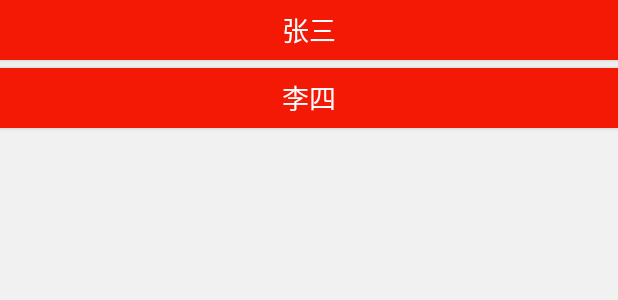
After one commit to warriorWorld/DemoDemo, an Android app: the layout activity_mediator.xml on its own in the app's theme, with its tools: preview values and no code run, on a phone screen of 412 x 824 dp. The commit adds this screen. Shown: the top 300 px of the screen. Run offline under Robolectric (Android 15) with nearby library versions, the phone set to English and light mode, and no system bars.

Commit message:
mediator

```diff
--- a/app/src/main/AndroidManifest.xml
+++ b/app/src/main/AndroidManifest.xml
@@ -27,6 +27,7 @@
         <activity android:name=".business.observer.ObserverActivity"></activity>
         <activity android:name=".business.template.TemplateActivity"></activity>
         <activity android:name=".business.visitor.VisitorActivity"></activity>
+        <activity android:name=".business.mediator.MediatorActivity"></activity>
     </application>
 
 </manifest>
--- a/app/src/main/java/com/insightsurfface/demodemo/business/main/MainActivity.java
+++ b/app/src/main/java/com/insightsurfface/demodemo/business/main/MainActivity.java
@@ -13,6 +13,7 @@ import com.insightsurfface.demodemo.business.bubbling.BubblingActivity;
 import com.insightsurfface.demodemo.business.builder.BuilderActivity;
 import com.insightsurfface.demodemo.business.command.CommandActivity;
 import com.insightsurfface.demodemo.business.fragmentlife.FragmentLifePeriodActivity;
+import com.insightsurfface.demodemo.business.mediator.MediatorActivity;
 import com.insightsurfface.demodemo.business.observer.ObserverActivity;
 import com.insightsurfface.demodemo.business.responsibilitychain.ResponsibilityChainActivity;
 import com.insightsurfface.demodemo.business.state.StateActivity;
@@ -99,6 +100,9 @@ public class MainActivity extends BaseActivity implements MainContract.View {
                             case 10:
                                 intent= new Intent(MainActivity.this, VisitorActivity.class);
                                 break;
+                            case 11:
+                                intent= new Intent(MainActivity.this, MediatorActivity.class);
+                                break;
                         }
                         if (null != intent) {
                             startActivity(intent);
--- a/app/src/main/java/com/insightsurfface/demodemo/business/main/MainPresenter.java
+++ b/app/src/main/java/com/insightsurfface/demodemo/business/main/MainPresenter.java
@@ -14,8 +14,8 @@ public class MainPresenter implements MainContract.Persenter {
     @Override
     public void getDemoList() {
         mView.displayList(new String[]{"冒泡排序", "建造者模式", "触摸事件传递", "策略模式",
-                "状态模式", "责任链模式","Fragment生命周期","命令模式","观察者模式","模板模式",
-        "访问者模式"});
+                "状态模式", "责任链模式", "Fragment生命周期", "命令模式", "观察者模式", "模板模式",
+                "访问者模式", "中介者模式"});
     }
 
     @Override
--- a/app/src/main/java/com/insightsurfface/demodemo/business/observer/FeetObserver.java
+++ b/app/src/main/java/com/insightsurfface/demodemo/business/observer/FeetObserver.java
@@ -7,6 +7,7 @@ import java.util.Observer;
 
 public class FeetObserver implements Observer {
     private EditText mEditText;
+    public double multiple = 304.8d;
 
     public FeetObserver(EditText editText) {
         this.mEditText = editText;
@@ -14,9 +15,9 @@ public class FeetObserver implements Observer {
 
     @Override
     public void update(Observable o, Object arg) {
-        if (((ObserverBean) arg).getObserverEt()==mEditText){
+        if (((ObserverBean) arg).getObserverEt() == mEditText) {
             return;
         }
-        mEditText.setText((((ObserverBean) arg).getNum() / 304.8d) + "");
+        mEditText.setText((((ObserverBean) arg).getNum() / multiple) + "");
     }
 }
--- a/app/src/main/java/com/insightsurfface/demodemo/business/observer/InchObserver.java
+++ b/app/src/main/java/com/insightsurfface/demodemo/business/observer/InchObserver.java
@@ -7,6 +7,7 @@ import java.util.Observer;
 
 public class InchObserver implements Observer {
     private EditText mEditText;
+    public double multiple = 25.4d;
 
     public InchObserver(EditText editText) {
         this.mEditText = editText;
@@ -14,9 +15,9 @@ public class InchObserver implements Observer {
 
     @Override
     public void update(Observable o, Object arg) {
-        if (((ObserverBean) arg).getObserverEt()==mEditText){
+        if (((ObserverBean) arg).getObserverEt() == mEditText) {
             return;
         }
-        mEditText.setText((((ObserverBean) arg).getNum() / 25.4d) + "");
+        mEditText.setText((((ObserverBean) arg).getNum() / multiple) + "");
     }
 }
--- a/app/src/main/java/com/insightsurfface/demodemo/business/observer/MeterObserver.java
+++ b/app/src/main/java/com/insightsurfface/demodemo/business/observer/MeterObserver.java
@@ -7,6 +7,7 @@ import java.util.Observer;
 
 public class MeterObserver implements Observer {
     private EditText mEditText;
+    public double multiple = 1000d;
 
     public MeterObserver(EditText editText) {
         this.mEditText = editText;
@@ -14,9 +15,9 @@ public class MeterObserver implements Observer {
 
     @Override
     public void update(Observable o, Object arg) {
-        if (((ObserverBean) arg).getObserverEt()==mEditText){
+        if (((ObserverBean) arg).getObserverEt() == mEditText) {
             return;
         }
-        mEditText.setText((((ObserverBean) arg).getNum() / 1000d) + "");
+        mEditText.setText((((ObserverBean) arg).getNum() / multiple) + "");
     }
 }
--- /dev/null
+++ b/app/src/main/res/layout/activity_mediator.xml
@@ -0,0 +1,34 @@
+<?xml version="1.0" encoding="utf-8"?>
+<androidx.constraintlayout.widget.ConstraintLayout xmlns:android="http://schemas.android.com/apk/res/android"
+    xmlns:app="http://schemas.android.com/apk/res-auto"
+    xmlns:tools="http://schemas.android.com/tools"
+    android:layout_width="match_parent"
+    android:layout_height="match_parent"
+    android:background="@color/gray"
+    tools:context=".business.main.MainActivity">
+
+    <Button
+        android:id="@+id/zhang_btn"
+        android:layout_width="0dp"
+        android:layout_height="40dp"
+        android:background="@drawable/rect_main"
+        android:text="张三"
+        android:textColor="@color/white"
+        android:textSize="18sp"
+        app:layout_constraintLeft_toLeftOf="parent"
+        app:layout_constraintRight_toRightOf="parent"
+        app:layout_constraintTop_toTopOf="parent"></Button>
+
+    <Button
+        android:id="@+id/li_btn"
+        android:layout_width="0dp"
+        android:layout_height="40dp"
+        android:layout_marginTop="5dp"
+        android:background="@drawable/rect_main"
+        android:text="李四"
+        android:textColor="@color/white"
+        android:textSize="18sp"
+        app:layout_constraintLeft_toLeftOf="parent"
+        app:layout_constraintRight_toRightOf="parent"
+        app:layout_constraintTop_toBottomOf="@+id/zhang_btn"></Button>
+</androidx.constraintlayout.widget.ConstraintLayout>
```
Also changed, not shown: app/src/main/java/com/insightsurfface/demodemo/business/mediator/ChatRoom.java (added, +14 -0 lines), app/src/main/java/com/insightsurfface/demodemo/business/mediator/MediatorActivity.java (added, +54 -0 lines), app/src/main/java/com/insightsurfface/demodemo/business/mediator/User.java (added, +27 -0 lines).
